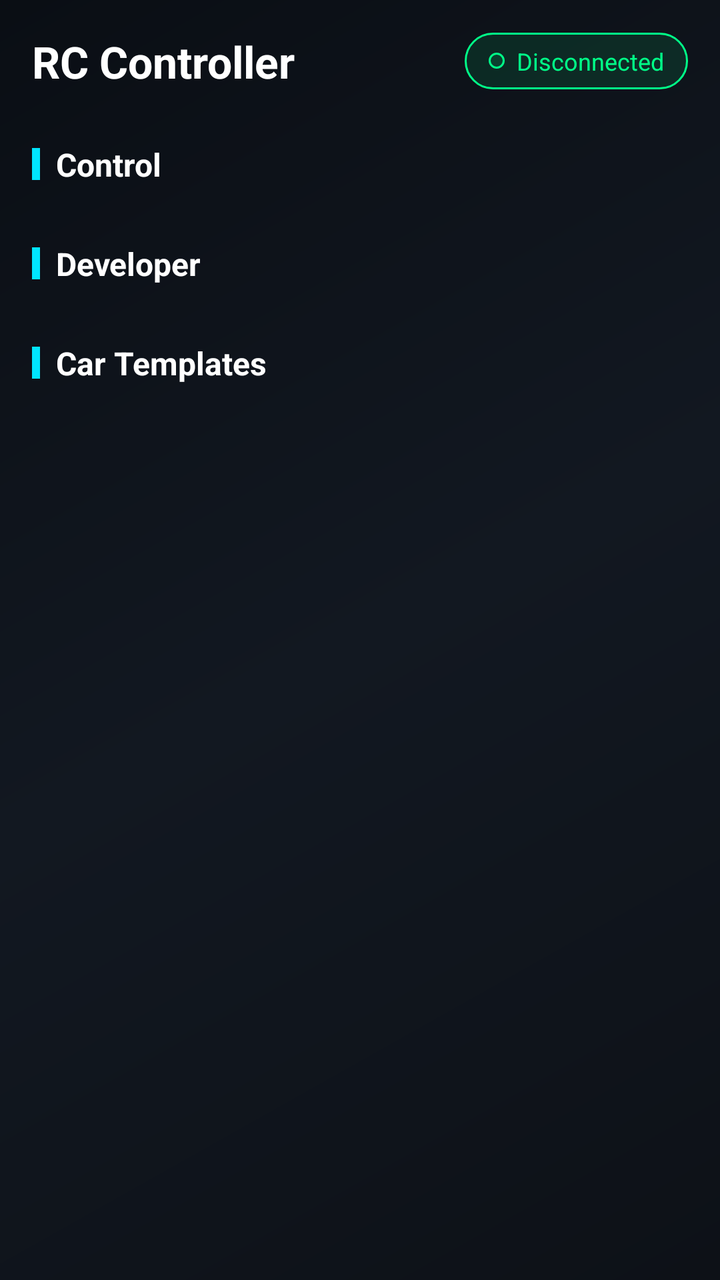
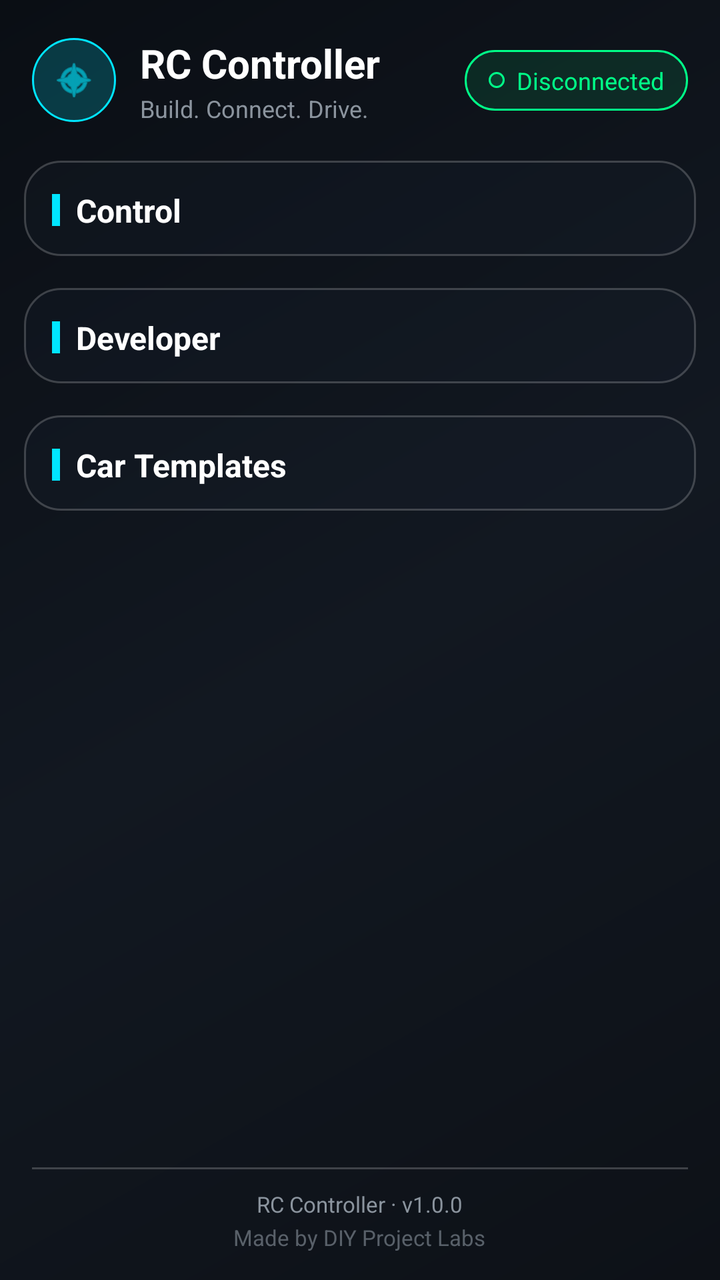

Two renders of the same Android screen: before a commit and after it. Below are the layout's source before the change and the commit's diff.
<!-- AndroidManifest.xml: application theme Theme.Controller -->
<!-- res/layout/activity_main.xml -->
<?xml version="1.0" encoding="utf-8"?>
<LinearLayout xmlns:android="http://schemas.android.com/apk/res/android"
    android:layout_width="match_parent"
    android:layout_height="match_parent"
    android:background="@drawable/bg_gradient_main"
    android:orientation="vertical">

    
    <LinearLayout
        android:layout_width="match_parent"
        android:layout_height="wrap_content"
        android:orientation="horizontal"
        android:padding="16dp"
        android:gravity="center_vertical">

        <TextView
            android:layout_width="0dp"
            android:layout_height="wrap_content"
            android:layout_weight="1"
            android:text="RC Controller"
            android:textColor="@color/text_primary"
            android:textSize="22sp"
            android:textStyle="bold"/>

        <LinearLayout
            android:id="@+id/btStatusPill"
            android:layout_width="wrap_content"
            android:layout_height="wrap_content"
            android:background="@drawable/bg_status_pill"
            android:paddingHorizontal="12dp"
            android:paddingVertical="6dp"
            android:gravity="center_vertical">

            <View
                android:id="@+id/dotStatus"
                android:layout_width="8dp"
                android:layout_height="8dp"
                android:background="@drawable/bg_status_pill"/>

            <TextView
                android:id="@+id/tvBtStatus"
                android:layout_width="wrap_content"
                android:layout_height="wrap_content"
                android:layout_marginStart="6dp"
                android:text="Disconnected"
                android:textColor="@color/accent_green"
                android:textSize="12sp"/>
        </LinearLayout>
    </LinearLayout>

    <ScrollView
        android:layout_width="match_parent"
        android:layout_height="0dp"
        android:layout_weight="1">

        <LinearLayout
            android:layout_width="match_parent"
            android:layout_height="wrap_content"
            android:orientation="vertical"
            android:paddingBottom="24dp">

            
            <LinearLayout
                android:layout_width="wrap_content"
                android:layout_height="wrap_content"
                android:orientation="horizontal"
                android:gravity="center_vertical"
                android:layout_marginStart="16dp"
                android:layout_marginTop="10dp">

                <View
                    android:layout_width="4dp"
                    android:layout_height="16dp"
                    android:background="@color/accent_cyan"/>

                <TextView
                    android:layout_width="wrap_content"
                    android:layout_height="wrap_content"
                    android:layout_marginStart="8dp"
                    android:text="Control"
                    android:textColor="@color/text_primary"
                    android:textStyle="bold"
                    android:textSize="16sp"/>
            </LinearLayout>

            <androidx.recyclerview.widget.RecyclerView
                android:id="@+id/rvControl"
                android:layout_width="match_parent"
                android:layout_height="wrap_content"
                android:orientation="horizontal"
                android:paddingStart="8dp"
                android:paddingEnd="8dp"
                android:layout_marginTop="8dp"
                android:clipToPadding="false"/>

            
            <LinearLayout
                android:layout_width="wrap_content"
                android:layout_height="wrap_content"
                android:orientation="horizontal"
                android:gravity="center_vertical"
                android:layout_marginStart="16dp"
                android:layout_marginTop="20dp">

                <View
                    android:layout_width="4dp"
                    android:layout_height="16dp"
                    android:background="@color/accent_cyan"/>

                <TextView
                    android:layout_width="wrap_content"
                    android:layout_height="wrap_content"
                    android:layout_marginStart="8dp"
                    android:text="Developer"
                    android:textColor="@color/text_primary"
                    android:textStyle="bold"
                    android:textSize="16sp"/>
            </LinearLayout>

            <androidx.recyclerview.widget.RecyclerView
                android:id="@+id/rvDeveloper"
                android:layout_width="match_parent"
                android:layout_height="wrap_content"
                android:orientation="horizontal"
                android:paddingStart="8dp"
                android:paddingEnd="8dp"
                android:layout_marginTop="8dp"
                android:clipToPadding="false"/>

            
            <LinearLayout
                android:layout_width="wrap_content"
                android:layout_height="wrap_content"
                android:orientation="horizontal"
                android:gravity="center_vertical"
                android:layout_marginStart="16dp"
                android:layout_marginTop="20dp">

                <View
                    android:layout_width="4dp"
                    android:layout_height="16dp"
                    android:background="@color/accent_cyan"/>

                <TextView
                    android:layout_width="wrap_content"
                    android:layout_height="wrap_content"
                    android:layout_marginStart="8dp"
                    android:text="Car Templates"
                    android:textColor="@color/text_primary"
                    android:textStyle="bold"
                    android:textSize="16sp"/>
            </LinearLayout>

            <androidx.recyclerview.widget.RecyclerView
                android:id="@+id/rvTemplates"
                android:layout_width="match_parent"
                android:layout_height="wrap_content"
                android:orientation="horizontal"
                android:paddingStart="8dp"
                android:paddingEnd="8dp"
                android:layout_marginTop="8dp"
                android:clipToPadding="false"/>

        </LinearLayout>
    </ScrollView>
</LinearLayout>
<!-- resources referenced by this layout -->
<resources>
  <color name="accent_cyan">#00E5FF</color>
  <color name="accent_green">#00FF88</color>
  <color name="text_primary">#FFFFFF</color>
  <!-- drawable bg_gradient_main (drawable) -->
  <shape xmlns:android="http://schemas.android.com/apk/res/android"
      android:shape="rectangle">
      <gradient
          android:startColor="#0D1117"
          android:centerColor="#121821"
          android:endColor="#0A0E14"
          android:angle="135"/>
  </shape>
  <!-- drawable bg_status_pill (drawable) -->
  <shape xmlns:android="http://schemas.android.com/apk/res/android">
      <solid android:color="#1A00FF88" />
      <corners android:radius="50dp" />
      <stroke android:width="1dp" android:color="@color/accent_green" />
  </shape>
  <style name="Theme.Controller" parent="Theme.MaterialComponents.DayNight.DarkActionBar">
          
          <item name="colorPrimary">@color/purple_500</item>
          <item name="colorPrimaryVariant">@color/purple_700</item>
          <item name="colorOnPrimary">@color/white</item>
          
          <item name="colorSecondary">@color/teal_200</item>
          <item name="colorSecondaryVariant">@color/teal_700</item>
          <item name="colorOnSecondary">@color/black</item>
          
          <item name="android:statusBarColor">?attr/colorPrimaryVariant</item>
          
      </style>
  <color name="purple_500">#FF6200EE</color>
  <color name="purple_700">#FF3700B3</color>
  <color name="white">#FFFFFFFF</color>
  <color name="teal_200">#FF03DAC5</color>
  <color name="teal_700">#FF018786</color>
  <color name="black">#FF000000</color>
</resources>

<!-- the commit's change to res/layout/activity_main.xml (unified diff, before → after) -->
@@ -1,5 +1,6 @@
 <?xml version="1.0" encoding="utf-8"?>
 <LinearLayout xmlns:android="http://schemas.android.com/apk/res/android"
+    xmlns:app="http://schemas.android.com/apk/res-auto"
     android:layout_width="match_parent"
     android:layout_height="match_parent"
     android:background="@drawable/bg_gradient_main"
@@ -10,25 +11,59 @@
         android:layout_width="match_parent"
         android:layout_height="wrap_content"
         android:orientation="horizontal"
-        android:padding="16dp"
+        android:baselineAligned="false"
+        android:paddingHorizontal="16dp"
+        android:paddingTop="18dp"
+        android:paddingBottom="14dp"
         android:gravity="center_vertical">
 
-        <TextView
+        
+        <FrameLayout
+            android:layout_width="42dp"
+            android:layout_height="42dp"
+            android:background="@drawable/bg_app_icon_circle">
+
+            <ImageView
+                android:layout_width="22dp"
+                android:layout_height="22dp"
+                android:layout_gravity="center"
+                app:tint="@color/accent_cyan"
+                android:contentDescription="@string/cd_app_icon"
+                android:src="@android:drawable/ic_menu_compass"/>
+        </FrameLayout>
+
+        <LinearLayout
             android:layout_width="0dp"
             android:layout_height="wrap_content"
             android:layout_weight="1"
-            android:text="RC Controller"
-            android:textColor="@color/text_primary"
-            android:textSize="22sp"
-            android:textStyle="bold"/>
+            android:layout_marginStart="12dp"
+            android:orientation="vertical">
+
+            <TextView
+                android:layout_width="wrap_content"
+                android:layout_height="wrap_content"
+                android:text="@string/app_name"
+                android:textColor="@color/text_primary"
+                android:textSize="20sp"
+                android:textStyle="bold"/>
+
+            <TextView
+                android:layout_width="wrap_content"
+                android:layout_height="wrap_content"
+                android:text="@string/tagline"
+                android:textColor="@color/text_secondary"
+                android:textSize="12sp"
+                android:layout_marginTop="1dp"/>
+        </LinearLayout>
 
         <LinearLayout
             android:id="@+id/btStatusPill"
             android:layout_width="wrap_content"
             android:layout_height="wrap_content"
+            android:baselineAligned="false"
             android:background="@drawable/bg_status_pill"
             android:paddingHorizontal="12dp"
-            android:paddingVertical="6dp"
+            android:paddingVertical="7dp"
             android:gravity="center_vertical">
 
             <View
@@ -42,7 +77,7 @@
                 android:layout_width="wrap_content"
                 android:layout_height="wrap_content"
                 android:layout_marginStart="6dp"
-                android:text="Disconnected"
+                android:text="@string/status_disconnected"
                 android:textColor="@color/accent_green"
                 android:textSize="12sp"/>
         </LinearLayout>
@@ -51,116 +86,186 @@
     <ScrollView
         android:layout_width="match_parent"
         android:layout_height="0dp"
-        android:layout_weight="1">
+        android:layout_weight="1"
+        android:clipToPadding="false"
+        android:paddingHorizontal="12dp">
 
         <LinearLayout
             android:layout_width="match_parent"
             android:layout_height="wrap_content"
             android:orientation="vertical"
-            android:paddingBottom="24dp">
+            android:paddingBottom="8dp">
 
             
             <LinearLayout
-                android:layout_width="wrap_content"
-                android:layout_height="wrap_content"
-                android:orientation="horizontal"
-                android:gravity="center_vertical"
-                android:layout_marginStart="16dp"
-                android:layout_marginTop="10dp">
-
-                <View
-                    android:layout_width="4dp"
-                    android:layout_height="16dp"
-                    android:background="@color/accent_cyan"/>
-
-                <TextView
+                android:layout_width="match_parent"
+                android:layout_height="wrap_content"
+                android:orientation="vertical"
+                android:layout_marginTop="4dp"
+                android:background="@drawable/bg_section_card"
+                android:paddingBottom="6dp">
+
+                <LinearLayout
                     android:layout_width="wrap_content"
                     android:layout_height="wrap_content"
-                    android:layout_marginStart="8dp"
-                    android:text="Control"
-                    android:textColor="@color/text_primary"
-                    android:textStyle="bold"
-                    android:textSize="16sp"/>
+                    android:orientation="horizontal"
+                    android:baselineAligned="false"
+                    android:gravity="center_vertical"
+                    android:layout_marginStart="14dp"
+                    android:layout_marginTop="14dp">
+
+                    <View
+                        android:layout_width="4dp"
+                        android:layout_height="16dp"
+                        android:background="@color/accent_cyan"/>
+
+                    <TextView
+                        android:layout_width="wrap_content"
+                        android:layout_height="wrap_content"
+                        android:layout_marginStart="8dp"
+                        android:text="@string/section_control"
+                        android:textColor="@color/text_primary"
+                        android:textStyle="bold"
+                        android:textSize="16sp"/>
+                </LinearLayout>
+
+                <androidx.recyclerview.widget.RecyclerView
+                    android:id="@+id/rvControl"
+                    android:layout_width="match_parent"
+                    android:layout_height="wrap_content"
+                    android:orientation="horizontal"
+                    android:paddingStart="6dp"
+                    android:paddingEnd="6dp"
+                    android:layout_marginTop="6dp"
+                    android:clipToPadding="false"/>
             </LinearLayout>
-
-            <androidx.recyclerview.widget.RecyclerView
-                android:id="@+id/rvControl"
-                android:layout_width="match_parent"
-                android:layout_height="wrap_content"
-                android:orientation="horizontal"
-                android:paddingStart="8dp"
-                android:paddingEnd="8dp"
-                android:layout_marginTop="8dp"
-                android:clipToPadding="false"/>
 
             
             <LinearLayout
-                android:layout_width="wrap_content"
-                android:layout_height="wrap_content"
-                android:orientation="horizontal"
-                android:gravity="center_vertical"
-                android:layout_marginStart="16dp"
-                android:layout_marginTop="20dp">
-
-                <View
-                    android:layout_width="4dp"
-                    android:layout_height="16dp"
-                    android:background="@color/accent_cyan"/>
-
-                <TextView
+                android:layout_width="match_parent"
+                android:layout_height="wrap_content"
+                android:orientation="vertical"
+                android:layout_marginTop="16dp"
+                android:background="@drawable/bg_section_card"
+                android:paddingBottom="6dp">
+
+                <LinearLayout
                     android:layout_width="wrap_content"
                     android:layout_height="wrap_content"
-                    android:layout_marginStart="8dp"
-                    android:text="Developer"
-                    android:textColor="@color/text_primary"
-                    android:textStyle="bold"
-                    android:textSize="16sp"/>
+                    android:orientation="horizontal"
+                    android:baselineAligned="false"
+                    android:gravity="center_vertical"
+                    android:layout_marginStart="14dp"
+                    android:layout_marginTop="14dp">
+
+                    <View
+                        android:layout_width="4dp"
+                        android:layout_height="16dp"
+                        android:background="@color/accent_cyan"/>
+
+                    <TextView
+                        android:layout_width="wrap_content"
+                        android:layout_height="wrap_content"
+                        android:layout_marginStart="8dp"
+                        android:text="@string/section_developer"
+                        android:textColor="@color/text_primary"
+                        android:textStyle="bold"
+                        android:textSize="16sp"/>
+                </LinearLayout>
+
+                <androidx.recyclerview.widget.RecyclerView
+                    android:id="@+id/rvDeveloper"
+                    android:layout_width="match_parent"
+                    android:layout_height="wrap_content"
+                    android:orientation="horizontal"
+                    android:paddingStart="6dp"
+                    android:paddingEnd="6dp"
+                    android:layout_marginTop="6dp"
+                    android:clipToPadding="false"/>
             </LinearLayout>
-
-            <androidx.recyclerview.widget.RecyclerView
-                android:id="@+id/rvDeveloper"
-                android:layout_width="match_parent"
-                android:layout_height="wrap_content"
-                android:orientation="horizontal"
-                android:paddingStart="8dp"
-                android:paddingEnd="8dp"
-                android:layout_marginTop="8dp"
-                android:clipToPadding="false"/>
 
             
             <LinearLayout
-                android:layout_width="wrap_content"
-                android:layout_height="wrap_content"
-                android:orientation="horizontal"
-                android:gravity="center_vertical"
-                android:layout_marginStart="16dp"
-                android:layout_marginTop="20dp">
-
-                <View
-                    android:layout_width="4dp"
-                    android:layout_height="16dp"
-                    android:background="@color/accent_cyan"/>
-
-                <TextView
+                android:layout_width="match_parent"
+                android:layout_height="wrap_content"
+                android:orientation="vertical"
+                android:layout_marginTop="16dp"
+                android:background="@drawable/bg_section_card"
+                android:paddingBottom="6dp">
+
+                <LinearLayout
                     android:layout_width="wrap_content"
                     android:layout_height="wrap_content"
-                    android:layout_marginStart="8dp"
-                    android:text="Car Templates"
-                    android:textColor="@color/text_primary"
-                    android:textStyle="bold"
-                    android:textSize="16sp"/>
+                    android:orientation="horizontal"
+                    android:baselineAligned="false"
+                    android:gravity="center_vertical"
+                    android:layout_marginStart="14dp"
+                    android:layout_marginTop="14dp">
+
+                    <View
+                        android:layout_width="4dp"
+                        android:layout_height="16dp"
+                        android:background="@color/accent_cyan"/>
+
+                    <TextView
+                        android:layout_width="wrap_content"
+                        android:layout_height="wrap_content"
+                        android:layout_marginStart="8dp"
+                        android:text="@string/section_car_templates"
+                        android:textColor="@color/text_primary"
+                        android:textStyle="bold"
+                        android:textSize="16sp"/>
+                </LinearLayout>
+
+                <androidx.recyclerview.widget.RecyclerView
+                    android:id="@+id/rvTemplates"
+                    android:layout_width="match_parent"
+                    android:layout_height="wrap_content"
+                    android:orientation="horizontal"
+                    android:paddingStart="6dp"
+                    android:paddingEnd="6dp"
+                    android:layout_marginTop="6dp"
+                    android:clipToPadding="false"/>
             </LinearLayout>
-
-            <androidx.recyclerview.widget.RecyclerView
-                android:id="@+id/rvTemplates"
-                android:layout_width="match_parent"
-                android:layout_height="wrap_content"
-                android:orientation="horizontal"
-                android:paddingStart="8dp"
-                android:paddingEnd="8dp"
-                android:layout_marginTop="8dp"
-                android:clipToPadding="false"/>
 
         </LinearLayout>
     </ScrollView>
+
+    
+    <LinearLayout
+        android:layout_width="match_parent"
+        android:layout_height="wrap_content"
+        android:orientation="vertical"
+        android:gravity="center_horizontal"
+        android:paddingTop="10dp"
+        android:paddingBottom="14dp">
+
+        <View
+            android:layout_width="match_parent"
+            android:layout_height="1dp"
+            android:layout_marginHorizontal="16dp"
+            android:layout_marginBottom="10dp"
+            android:background="@color/glass_stroke"/>
+
+        <TextView
+            android:id="@+id/tvAppFooter"
+            android:layout_width="wrap_content"
+            android:layout_height="wrap_content"
+            android:text="@string/footer_version_default"
+            android:textSize="11sp"
+            android:textColor="@color/text_secondary"
+            android:gravity="center"/>
+
+        <TextView
+            android:layout_width="wrap_content"
+            android:layout_height="wrap_content"
+            android:layout_marginTop="2dp"
+            android:alpha="0.6"
+            android:text="@string/footer_made_by"
+            android:textSize="11sp"
+            android:textColor="@color/text_secondary"
+            android:gravity="center"/>
+
+    </LinearLayout>
+
 </LinearLayout>
<!-- resource entries referenced after the edit -->
@@ -2,7 +2,21 @@
 <resources>
   <color name="accent_cyan">#00E5FF</color>
   <color name="accent_green">#00FF88</color>
+  <color name="glass_stroke">#33FFFFFF</color>
   <color name="text_primary">#FFFFFF</color>
+  <color name="text_secondary">#8B949E</color>
+  <!-- drawable bg_app_icon_circle (drawable) -->
+  <?xml version="1.0" encoding="utf-8"?>
+  <shape xmlns:android="http://schemas.android.com/apk/res/android"
+      android:shape="oval">
+  
+      <solid android:color="#3300E5FF"/>
+  
+      <stroke
+          android:width="1dp"
+          android:color="@color/accent_cyan"/>
+  
+  </shape>
   <!-- drawable bg_gradient_main (drawable) -->
   <shape xmlns:android="http://schemas.android.com/apk/res/android"
       android:shape="rectangle">
@@ -12,12 +26,35 @@
           android:endColor="#0A0E14"
           android:angle="135"/>
   </shape>
+  <!-- drawable bg_section_card (drawable) -->
+  <?xml version="1.0" encoding="utf-8"?>
+  <shape xmlns:android="http://schemas.android.com/apk/res/android"
+      android:shape="rectangle">
+  
+      <solid android:color="@color/glass_fill"/>
+  
+      <stroke
+          android:width="1dp"
+          android:color="@color/glass_stroke"/>
+  
+      <corners android:radius="18dp"/>
+  
+  </shape>
   <!-- drawable bg_status_pill (drawable) -->
   <shape xmlns:android="http://schemas.android.com/apk/res/android">
       <solid android:color="#1A00FF88" />
       <corners android:radius="50dp" />
       <stroke android:width="1dp" android:color="@color/accent_green" />
   </shape>
+  <string name="app_name">RC Controller</string>
+  <string name="cd_app_icon">App icon</string>
+  <string name="footer_made_by">Made by DIY Project Labs</string>
+  <string name="footer_version_default">RC Controller · v1.0.0</string>
+  <string name="section_car_templates">Car Templates</string>
+  <string name="section_control">Control</string>
+  <string name="section_developer">Developer</string>
+  <string name="status_disconnected">Disconnected</string>
+  <string name="tagline">Build. Connect. Drive.</string>
   <style name="Theme.Controller" parent="Theme.MaterialComponents.DayNight.DarkActionBar">
           
           <item name="colorPrimary">@color/purple_500</item>
@@ -31,6 +68,7 @@
           <item name="android:statusBarColor">?attr/colorPrimaryVariant</item>
           
       </style>
+  <color name="glass_fill">#331C2333</color>
   <color name="purple_500">#FF6200EE</color>
   <color name="purple_700">#FF3700B3</color>
   <color name="white">#FFFFFFFF</color>
